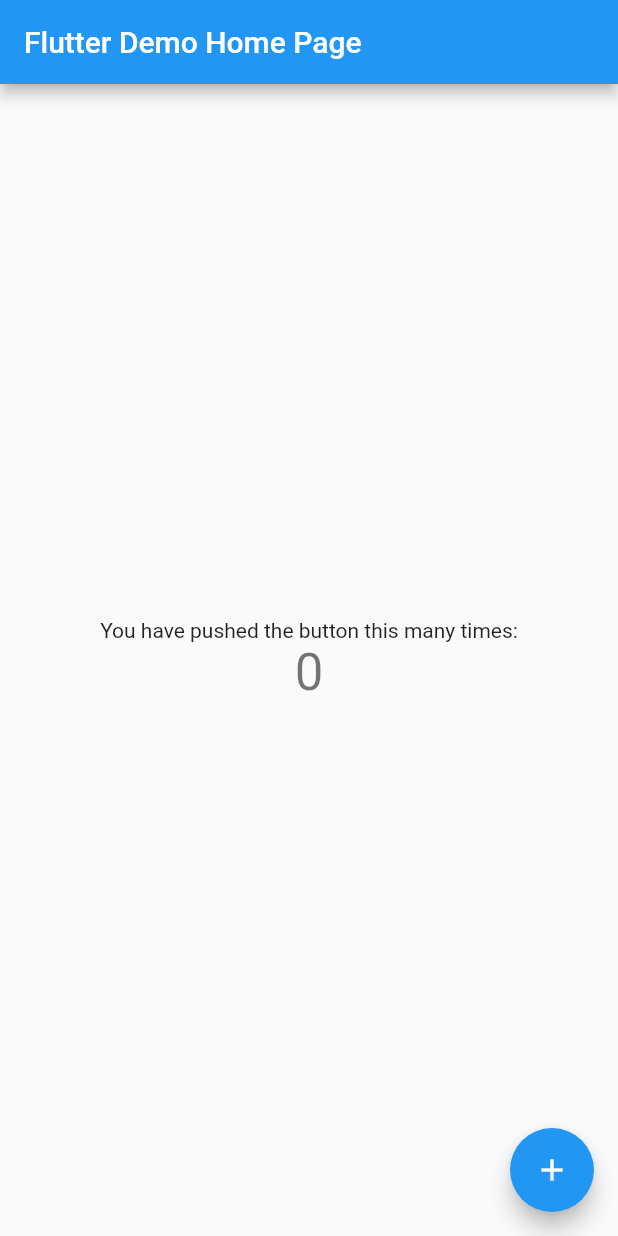
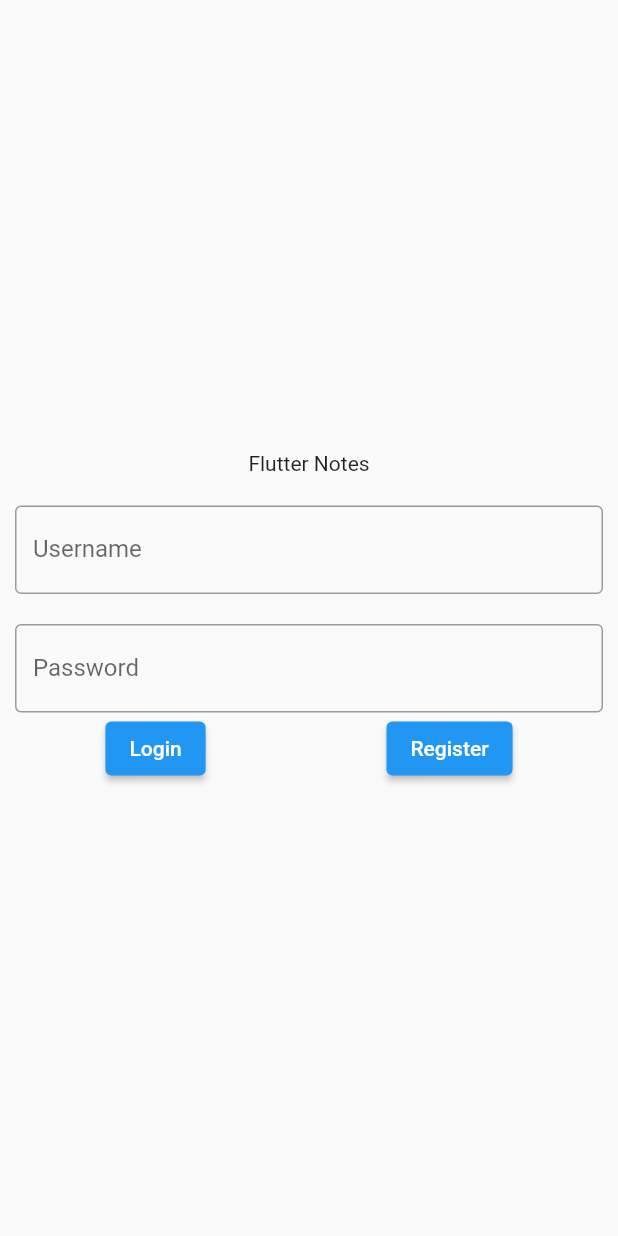
Before and after one commit to princeofxane/FlutterIngredients, a Flutter app: the screen it shows after launch, on a phone screen of 412 x 824 dp. Run offline on Flutter 3.47's test engine with Material 2 defaults, Android fonts, the phone set to English and light mode, and no system bars.

Commit message:
login wireframe

```diff
--- a/lib/main.dart
+++ b/lib/main.dart
@@ -11,15 +11,6 @@
     return MaterialApp(
       title: 'Flutter Demo',
       theme: ThemeData(
-        // This is the theme of your application.
-        //
-        // Try running your application with "flutter run". You'll see the
-        // application has a blue toolbar. Then, without quitting the app, try
-        // changing the primarySwatch below to Colors.green and then invoke
-        // "hot reload" (press "r" in the console where you ran "flutter run",
-        // or simply save your changes to "hot reload" in a Flutter IDE).
-        // Notice that the counter didn't reset back to zero; the application
-        // is not restarted.
         primarySwatch: Colors.blue,
       ),
       home: MyHomePage(title: 'Flutter Demo Home Page'),
@@ -29,16 +20,6 @@
 
 class MyHomePage extends StatefulWidget {
   MyHomePage({Key key, this.title}) : super(key: key);
-
-  // This widget is the home page of your application. It is stateful, meaning
-  // that it has a State object (defined below) that contains fields that affect
-  // how it looks.
-
-  // This class is the configuration for the state. It holds the values (in this
-  // case the title) provided by the parent (in this case the App widget) and
-  // used by the build method of the State. Fields in a Widget subclass are
-  // always marked "final".
-
   final String title;
 
   @override
@@ -46,68 +27,46 @@
 }
 
 class _MyHomePageState extends State<MyHomePage> {
-  int _counter = 0;
-
-  void _incrementCounter() {
-    setState(() {
-      // This call to setState tells the Flutter framework that something has
-      // changed in this State, which causes it to rerun the build method below
-      // so that the display can reflect the updated values. If we changed
-      // _counter without calling setState(), then the build method would not be
-      // called again, and so nothing would appear to happen.
-      _counter++;
-    });
-  }
-
   @override
   Widget build(BuildContext context) {
-    // This method is rerun every time setState is called, for instance as done
-    // by the _incrementCounter method above.
-    //
-    // The Flutter framework has been optimized to make rerunning build methods
-    // fast, so that you can just rebuild anything that needs updating rather
-    // than having to individually change instances of widgets.
     return Scaffold(
-      appBar: AppBar(
-        // Here we take the value from the MyHomePage object that was created by
-        // the App.build method, and use it to set our appbar title.
-        title: Text(widget.title),
-      ),
       body: Center(
-        // Center is a layout widget. It takes a single child and positions it
-        // in the middle of the parent.
+        child: Padding(
+          padding: const EdgeInsets.all(10),
           child: Column(
-          // Column is also a layout widget. It takes a list of children and
-          // arranges them vertically. By default, it sizes itself to fit its
-          // children horizontally, and tries to be as tall as its parent.
-          //
-          // Invoke "debug painting" (press "p" in the console, choose the
-          // "Toggle Debug Paint" action from the Flutter Inspector in Android
-          // Studio, or the "Toggle Debug Paint" command in Visual Studio Code)
-          // to see the wireframe for each widget.
-          //
-          // Column has various properties to control how it sizes itself and
-          // how it positions its children. Here we use mainAxisAlignment to
-          // center the children vertically; the main axis here is the vertical
-          // axis because Columns are vertical (the cross axis would be
-          // horizontal).
             mainAxisAlignment: MainAxisAlignment.center,
             children: <Widget>[
-            Text(
-              'You have pushed the button this many times:',
+              Text('Flutter Notes'),
+              SizedBox(
+                height: 20,
               ),
-            Text(
-              '$_counter',
-              style: Theme.of(context).textTheme.headline4,
+              const TextField(
+                decoration: InputDecoration(
+                  border: OutlineInputBorder(),
+                  labelText: 'Username',
                 ),
+              ),
+              SizedBox(
+                height: 20,
+              ),
+              const TextField(
+                obscureText: true,
+                decoration: InputDecoration(
+                  border: OutlineInputBorder(),
+                  labelText: 'Password',
+                ),
+              ),
+              Row(
+                mainAxisAlignment: MainAxisAlignment.spaceAround,
+                children: [
+                  ElevatedButton(onPressed: ()=>{},child: Text('Login'),),
+                  ElevatedButton(onPressed: ()=>{},child: Text('Register'),),
+                ],
+              )
             ],
           ),
         ),
-      floatingActionButton: FloatingActionButton(
-        onPressed: _incrementCounter,
-        tooltip: 'Increment',
-        child: Icon(Icons.add),
-      ), // This trailing comma makes auto-formatting nicer for build methods.
+      ),
     );
   }
 }
```
Lines whose indentation alone changed are shown as unchanged.
